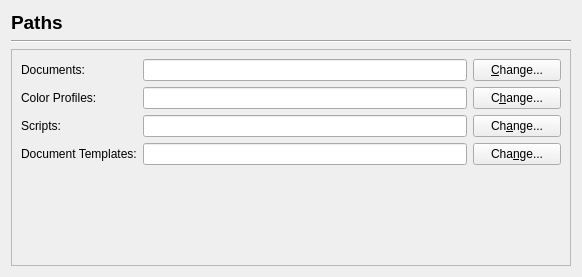
Old version of the form scribus/ui/prefs_pathsbase.ui in the repository scribusproject/scribus.
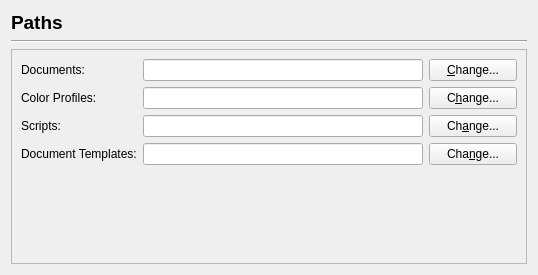
New version of the form.

Commit message: Reduce prefs window size to allow use on small screens.. with window decoration on OSX.. v=524px

Diff of the .ui file:
```diff
--- a/scribus/ui/prefs_pathsbase.ui
+++ b/scribus/ui/prefs_pathsbase.ui
@@ -6,8 +6,8 @@
    <rect>
     <x>0</x>
     <y>0</y>
-    <width>582</width>
-    <height>277</height>
+    <width>538</width>
+    <height>275</height>
    </rect>
   </property>
   <property name="windowTitle">
@@ -45,8 +45,8 @@
        <rect>
         <x>0</x>
         <y>0</y>
-        <width>554</width>
-        <height>206</height>
+        <width>510</width>
+        <height>205</height>
        </rect>
       </property>
       <layout class="QVBoxLayout" name="verticalLayout_2">
@@ -69,7 +69,7 @@
           <widget class="QLineEdit" name="docDirLineEdit">
            <property name="minimumSize">
             <size>
-             <width>268</width>
+             <width>200</width>
              <height>0</height>
             </size>
            </property>
@@ -108,7 +108,7 @@
           <widget class="QLineEdit" name="profileDirLineEdit">
            <property name="minimumSize">
             <size>
-             <width>268</width>
+             <width>200</width>
              <height>0</height>
             </size>
            </property>
@@ -141,7 +141,7 @@
           <widget class="QLineEdit" name="scriptDirLineEdit">
            <property name="minimumSize">
             <size>
-             <width>268</width>
+             <width>200</width>
              <height>0</height>
             </size>
            </property>
@@ -174,7 +174,7 @@
           <widget class="QLineEdit" name="templateDirLineEdit">
            <property name="minimumSize">
             <size>
-             <width>268</width>
+             <width>200</width>
              <height>0</height>
             </size>
            </property>
```
The commit also changes 12 other files.
